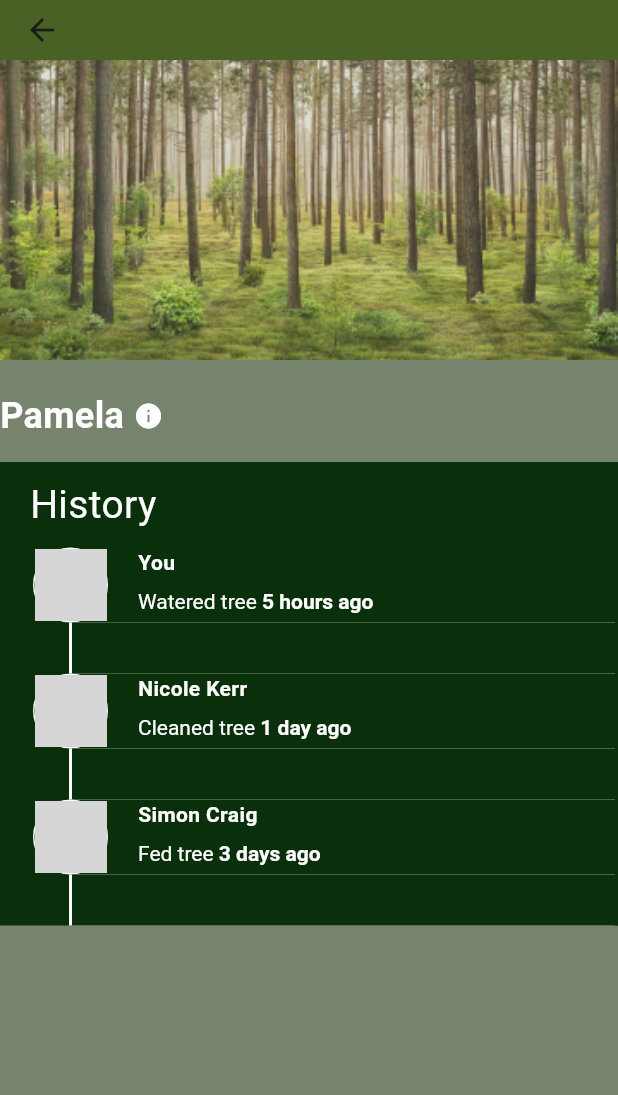
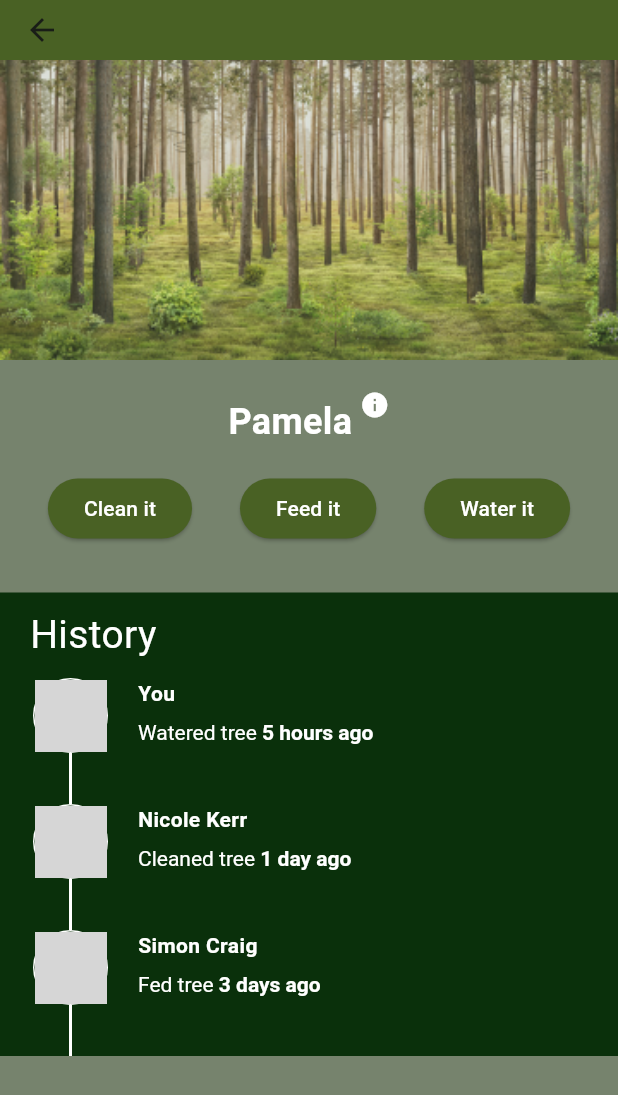
Before and after one commit to ChaiB04/treebud, a Flutter app: the InfoTree screen opened directly, on a phone screen of 412 x 824 dp. Shown: the top 1095 px of the screen. Run offline on Flutter 3.47's test engine with Material 3 defaults, Android fonts, the phone set to English and light mode, and no system bars; missing offline and left inert: arcore_flutter_plugin; network calls fail; Roboto replaces fonts that are missing (Montserrat); grey boxes are pictures that could not be loaded.

Commit message:
fixed positioning

```diff
--- a/tree_bud/lib/main.dart
+++ b/tree_bud/lib/main.dart
@@ -1,5 +1,7 @@
+import 'package:ar_function/screens/infotree.dart';
 import 'package:ar_function/screens/loadpage.dart';
 import 'package:ar_function/screens/arfunction.dart';
+import 'package:ar_function/widgets/historyname.dart';
 import 'package:flutter/material.dart';
 
 void main() {
@@ -19,7 +21,7 @@ class MyApp extends StatelessWidget {
         useMaterial3: true,
       ),
       debugShowCheckedModeBanner: false,
-      home: const LoadPage(),
+      home: const InfoTree(),
       routes: {
         '/ARfunction': (context) => const ARfunction(),
       }
--- a/tree_bud/lib/screens/infotree.dart
+++ b/tree_bud/lib/screens/infotree.dart
@@ -22,31 +22,89 @@ class InfoTree extends StatelessWidget {
             fit: BoxFit.cover,
           ),
           Padding(
-            padding: const EdgeInsets.only(top: 20.0, bottom: 40.0),
+            padding: const EdgeInsets.only(top: 20.0, bottom: 32.0),
             child: Column(
-              mainAxisAlignment: MainAxisAlignment.spaceBetween,
               children: [
-               const Padding(
-                padding: EdgeInsets.only(bottom: 14.0),
+               const Center(
                 child: Row(
+                  mainAxisAlignment: MainAxisAlignment.center,
                   children: [
-                    Text(
-                      'Pamela ',
+                   Padding(
+                    padding: EdgeInsets.only(bottom: 12.0),
+                    child: Text(
+                      'Pamela',
                       style: TextStyle(
                         color: Colors.white,
                         fontSize: 24,
                         fontWeight: FontWeight.bold,
                       ),
                     ),
-                    Icon(
+                  ),
+
+                  Padding(
+                    padding:  EdgeInsets.only(left: 5.0, bottom: 35.0),
+                    child: Icon(
                       Icons.info,
                       color: Colors.white,
-                      size: 20),
-                    ]
+                      size: 20
+                    ),),
+                  ],
                 ),
               ),
 
-
+                Row(
+                  mainAxisAlignment: MainAxisAlignment.spaceEvenly,
+                  children: [
+                  ElevatedButton(
+                    onPressed: () {
+                    },
+                    style: ButtonStyle(
+                      backgroundColor: MaterialStateProperty.all<Color>(
+                        const Color.fromRGBO(73, 97, 36, 1.0),
+                      ),
+                    ),
+                    child: const Text(
+                      'Clean it',
+                      style: TextStyle(
+                        color: Colors.white,
+                      ),
+                    ),
+                  ),
+                    ElevatedButton(
+                    onPressed: () {
+                    },
+                    style: ButtonStyle(
+                      backgroundColor: MaterialStateProperty.all<Color>(
+                        const Color.fromRGBO(73, 97, 36, 1.0),
+                      ),
+                    ),
+                    child: const Text(
+                      'Feed it',
+                      style: TextStyle(
+                        color: Colors.white,
+                      ),
+                    ),
+                  ),
+                  ElevatedButton(
+                    onPressed: () {
+                    },
+                    style: ButtonStyle(
+                      backgroundColor: MaterialStateProperty.all<Color>(
+                        const Color.fromRGBO(73, 97, 36, 1.0),
+                      ),
+                    ),
+                    child: const Text(
+                      'Water it',
+                      style: TextStyle(
+                        color: Colors.white,
+                      ),
+                    ),
+                  ),
+                  ],
+                ),
+              ],
+            ),
+          ),
 
           Container(
             color: const Color.fromARGB(255, 10, 48, 11),
@@ -95,11 +153,8 @@ class InfoTree extends StatelessWidget {
               ],
             ),
           ),
-              ],
-            ),
-          ),
         ],
       ),
-      );
+    );
   }
 }
```
